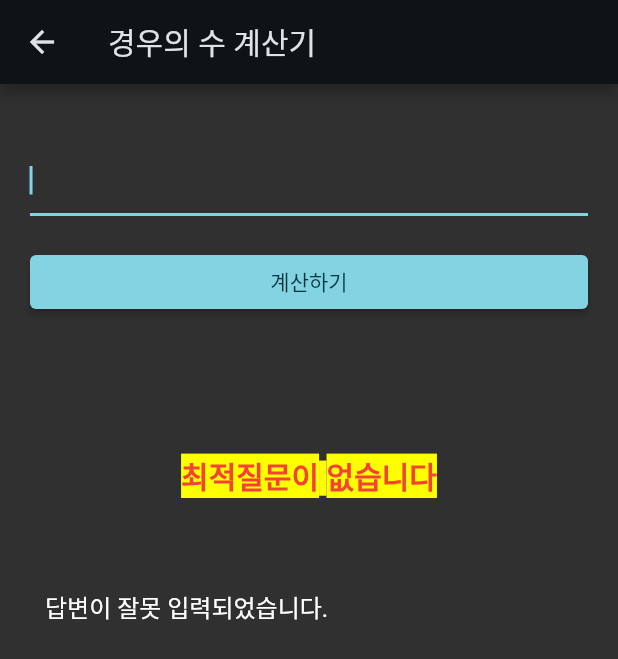
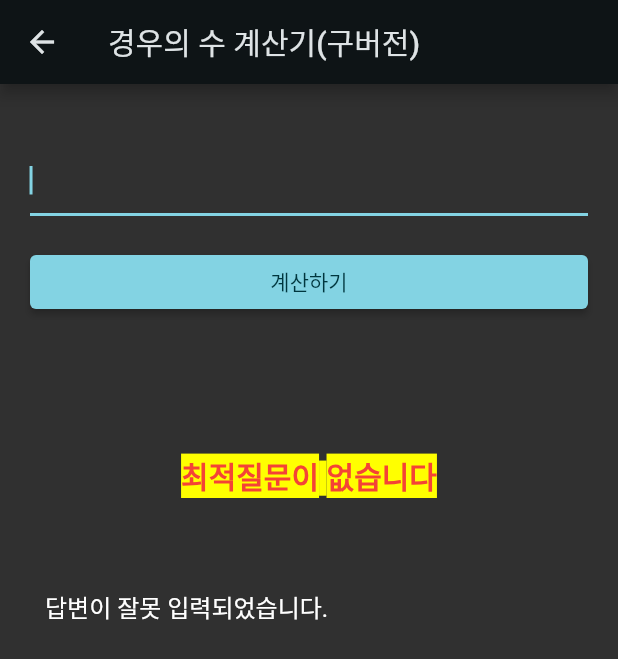
Before and after one commit to graytraces/magic_calculator, a Flutter app: the CaseCalculatorScreenOld screen opened directly, on a phone screen of 412 x 824 dp. Shown: the top 659 px of the screen. Run offline on Flutter 3.47's test engine with Material 2 defaults, Android fonts, the phone set to English and light mode, and no system bars; our stand-ins replace device_info, fluttertoast, font_awesome_flutter, math_expressions, sqflite, video_player; accounts and stored records are empty.

Commit message:
타이틀 수정

```diff
--- a/magic_calculator_app/lib/screens/case_calculator_screen_old.dart
+++ b/magic_calculator_app/lib/screens/case_calculator_screen_old.dart
@@ -38,7 +38,7 @@ class _CaseCalculatorScreenOldState extends State<CaseCalculatorScreenOld> {
     AppStatProvider appStatProvider = context.read<AppStatProvider>();
 
     return Scaffold(
-      appBar: AppBar(title: Text('경우의 수 계산기')),
+      appBar: AppBar(title: Text('경우의 수 계산기(구버전)')),
       body: SafeArea(
         child: Padding(
           padding: const EdgeInsets.all(20.0),
```
